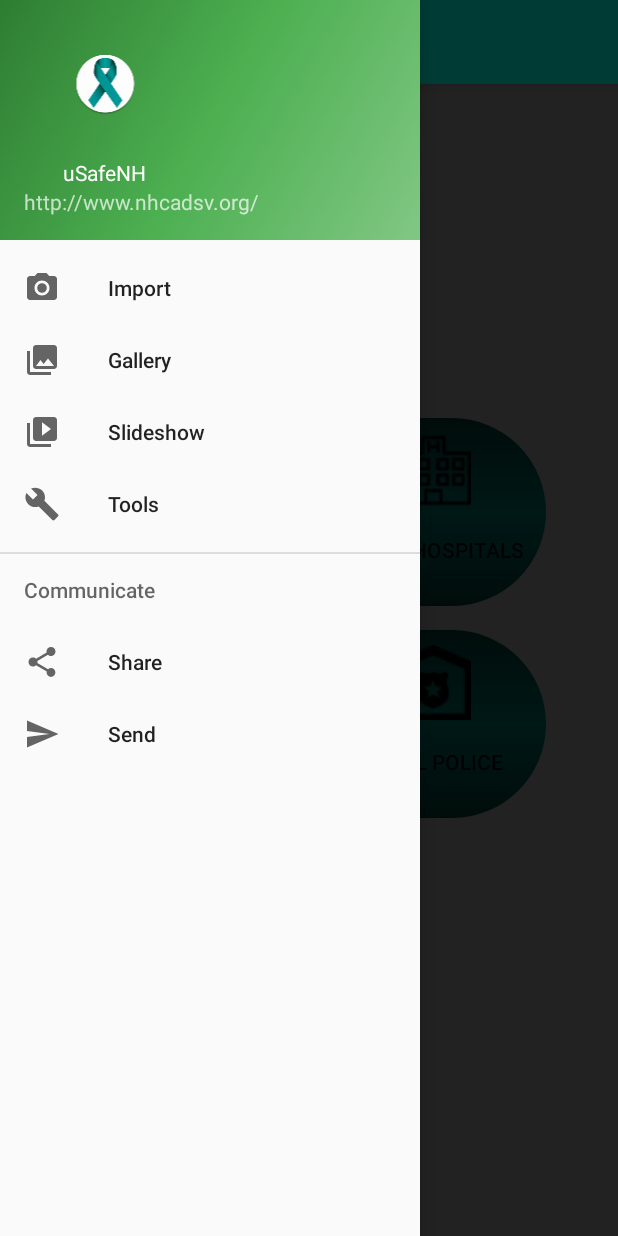
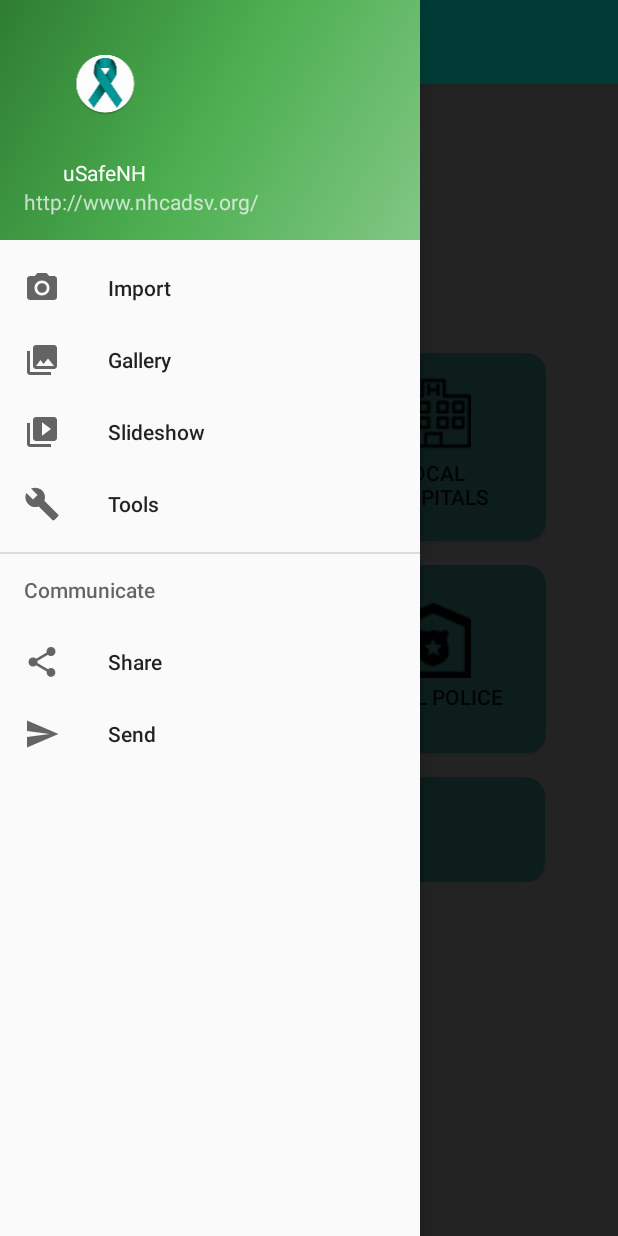
Before and after one commit to tinkhamgreg/uSafeNH, an Android app: the HelpActivity screen opened directly, with no data from a screen before it, with the side drawer open, on a phone screen of 412 x 824 dp. Run offline under Robolectric (Android 15) with nearby library versions, the phone set to English and light mode, and no system bars; 1 statement that could not run was skipped.

Commit message:
the best UI

```diff
--- a/app/src/main/res/drawable/roundedbutton.xml
+++ b/app/src/main/res/drawable/roundedbutton.xml
@@ -1,14 +1,10 @@
 <?xml version="1.0" encoding="utf-8"?>
 <shape xmlns:android="http://schemas.android.com/apk/res/android">
     android:shape="rectangle">
+    <solid android:color="#4DB6AC"/>
+    <corners android:bottomRightRadius="13dp"
+        android:bottomLeftRadius="13dp"
+        android:topRightRadius="13dp"
+        android:topLeftRadius="13dp"/>
 
-    <corners android:bottomRightRadius="100dp"
-        android:bottomLeftRadius="100dp"
-        android:topRightRadius="100dp"
-        android:topLeftRadius="100dp"/>
-    <gradient
-        android:startColor="#004D40"
-        android:centerColor="#009688"
-        android:endColor="#004D40"
-        android:angle="270" />
 </shape>
--- /dev/null
+++ b/app/src/main/res/layout-land/activity_help.xml
@@ -0,0 +1,116 @@
+<?xml version="1.0" encoding="utf-8"?>
+
+<!--<android.support.v4.widget.DrawerLayout xmlns:android="http://schemas.android.com/apk/res/android"-->
+    <!--xmlns:app="http://schemas.android.com/apk/res-auto"-->
+    <!--xmlns:tools="http://schemas.android.com/tools"-->
+    <!--android:id="@+id/drawer_layout"-->
+    <!--android:layout_width="match_parent"-->
+    <!--android:layout_height="match_parent"-->
+    <!--android:fitsSystemWindows="true"-->
+    <!--tools:openDrawer="start">-->
+
+    <RelativeLayout xmlns:android="http://schemas.android.com/apk/res/android"
+        android:orientation="vertical"
+        android:layout_width="match_parent"
+        android:layout_height="match_parent"
+        android:background="#E0E0E0"
+
+
+        >
+        <RelativeLayout
+            android:layout_width="wrap_content"
+            android:layout_height="wrap_content"
+            android:id="@+id/relativeLayout"
+            android:layout_centerVertical="true"
+            android:layout_alignParentLeft="true"
+            android:layout_alignParentStart="true">
+            <Button
+
+                android:id="@+id/Crisis_centers"
+                android:text="@string/Crisis_centers"
+                android:drawableLeft="@drawable/crisis_center"
+                android:padding="10dp"
+                android:layout_width="350dp"
+                android:layout_height="70dp"
+                android:background="@drawable/roundedbutton"
+
+                android:layout_alignParentTop="true"
+                android:layout_alignLeft="@+id/Local_police"
+                android:layout_alignStart="@+id/Local_police" />
+
+            <Button
+                android:id="@+id/Local_hospital"
+                android:text="@string/Local_hospital"
+                android:drawableLeft="@drawable/hospital2"
+                android:padding="10dp"
+                android:layout_width="350dp"
+                android:layout_height="70dp"
+                android:background="@drawable/roundedbutton"
+                android:layout_below="@+id/Crisis_centers"
+                 />
+
+            <Button
+                android:background = "@drawable/roundedbutton"
+                android:id="@+id/Campus_resources"
+                android:drawableLeft="@drawable/campus_resources"
+                android:text="@string/Campus_resources"
+                android:padding="10dp"
+                android:layout_width="350dp"
+                android:layout_height="50dp"
+
+                android:layout_below="@+id/Local_hospital"
+  />
+
+            <Button
+                android:id="@+id/Local_police"
+                android:text="@string/Local_police"
+                android:drawableLeft="@drawable/police2"
+                android:padding="15dp"
+                android:layout_width="350dp"
+                android:layout_height="50dp"
+                android:background="@drawable/roundedbutton"
+                android:layout_below="@+id/Campus_resources"
+/>
+
+
+        </RelativeLayout>
+
+
+        <FrameLayout
+            android:layout_width="match_parent"
+            android:layout_height="match_parent"
+            android:layout_alignBottom="@+id/relativeLayout"
+            android:layout_alignParentLeft="true"
+            android:layout_alignParentStart="true"
+            android:layout_marginLeft="472dp"
+            android:layout_marginStart="472dp"/>
+
+    <Button
+        android:id="@+id/faq"
+        android:text="@string/faq"
+        android:padding="15dp"
+        android:layout_width="315dp"
+        android:layout_height="50dp"
+        android:background="@drawable/roundedbutton"
+        android:layout_alignParentBottom="true"
+
+        android:layout_alignEnd="@+id/relativeLayout"
+        android:layout_marginRight="43dp"
+        android:layout_marginEnd="43dp" />
+</RelativeLayout>
+
+    <include
+        layout="@layout/app_bar_main"
+        android:layout_width="match_parent"
+        android:layout_height="match_parent" />
+
+    <android.support.design.widget.NavigationView
+        android:id="@+id/nav_view"
+        android:layout_width="wrap_content"
+        android:layout_height="match_parent"
+        android:layout_gravity="start"
+        android:fitsSystemWindows="true"
+        app:headerLayout="@layout/nav_header_main"
+        app:menu="@menu/activity_main_drawer" />
+
+</android.support.v4.widget.DrawerLayout>
--- a/app/src/main/res/layout/activity_help.xml
+++ b/app/src/main/res/layout/activity_help.xml
@@ -13,7 +13,7 @@
     android:orientation="vertical"
     android:layout_width="match_parent"
     android:layout_height="match_parent"
-    android:background="@drawable/backgrounddots"
+    android:background="#E0E0E0"
 
 
     >
@@ -26,7 +26,8 @@
 
         android:id="@+id/Crisis_centers"
         android:text="@string/Crisis_centers"
-        android:padding="10dp"
+        android:drawableTop="@drawable/crisis_center"
+        android:padding="15dp"
         android:layout_width="150dp"
         android:layout_height="125dp"
         android:background="@drawable/roundedbutton"
@@ -37,7 +38,7 @@
         android:id="@+id/Local_hospital"
         android:text="@string/Local_hospital"
         android:drawableTop="@drawable/hospital2"
-        android:padding="10dp"
+        android:padding="15dp"
         android:layout_width="150dp"
         android:layout_height="125dp"
         android:background="@drawable/roundedbutton"
@@ -49,6 +50,7 @@
     <Button
         android:background = "@drawable/roundedbutton"
         android:id="@+id/Campus_resources"
+        android:drawableTop="@drawable/campus_resources"
         android:text="@string/Campus_resources"
         android:padding="10dp"
         android:layout_width="150dp"
@@ -62,7 +64,7 @@
         android:id="@+id/Local_police"
         android:text="@string/Local_police"
         android:drawableTop="@drawable/police2"
-        android:padding="10dp"
+        android:padding="25dp"
         android:layout_width="150dp"
         android:layout_height="125dp"
         android:layout_marginLeft="16dp"
@@ -70,10 +72,23 @@
         android:background="@drawable/roundedbutton"
         android:layout_toEndOf="@id/Campus_resources"
         android:layout_below="@id/Crisis_centers"
-        android:layout_toRightOf="@id/Campus_resources"
+        android:layout_toRightOf="@id/Campus_resources"/>
 
-        />
+    <Button
+        android:id="@+id/faq"
+        android:text="@string/faq"
+        android:padding="25dp"
+        android:layout_width="315dp"
+        android:layout_height="70dp"
+        android:background="@drawable/roundedbutton"
+        android:layout_below="@+id/Campus_resources"
+        android:layout_centerHorizontal="true"
+        android:layout_marginTop="16dp" />
+
+
+
 </RelativeLayout>
+
 
     <FrameLayout
         android:layout_width="match_parent"
--- a/app/src/main/res/values/strings.xml
+++ b/app/src/main/res/values/strings.xml
@@ -11,6 +11,7 @@
     <string name="Crisis_centers">Crisis Centers</string>
     <string name="help_now_button">Get Help Now</string>
     <string name="help_someone">Help Someone You Know</string>
+    <string name="faq">FAQ</string>
 
     <string name="details_button">View Details</string>
 
```
Also changed, not shown: app/src/main/res/drawable/campus_resources.png (added), app/src/main/res/drawable/crisis_center.png (added).
